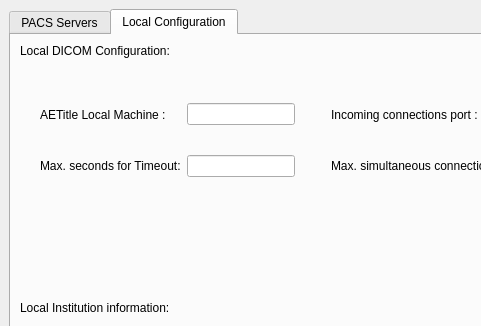
Before: the Qt Designer form starviewer/src/inputoutput/qconfigurationscreenbase.ui in starviewer-medical/starviewer, drawn with Qt 5; both pictures show x 0 to 481 and y 0 to 326 of the 848 by 616 pixel window.
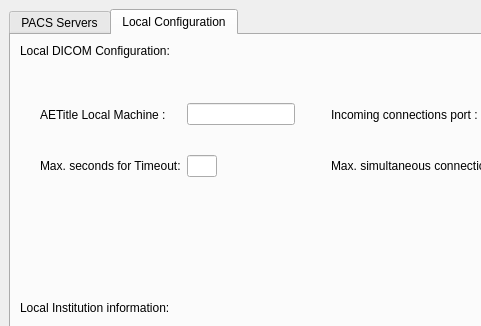
After: the same form once the commit is applied. The open tabs and pages were chosen to show the change. Icons and pictures are not drawn.

Commit message: ENH: Es limita la mida màxima del camp per especificar el Timeout de les comunicacions pel pacs a 30px, ja que ara no hi havia límit, i per poder contenir dos caràcters el camp la mida amb la que apareixia era desproporcionada

The edit to the form file:
```diff
--- a/starviewer/src/inputoutput/qconfigurationscreenbase.ui
+++ b/starviewer/src/inputoutput/qconfigurationscreenbase.ui
@@ -621,6 +621,12 @@
              <verstretch>0</verstretch>
             </sizepolicy>
            </property>
+           <property name="maximumSize" >
+            <size>
+             <width>30</width>
+             <height>16777215</height>
+            </size>
+           </property>
           </widget>
          </item>
          <item row="0" column="5" >
```
Left out of the diff: 2 changed lines with no effect on the pictures.
